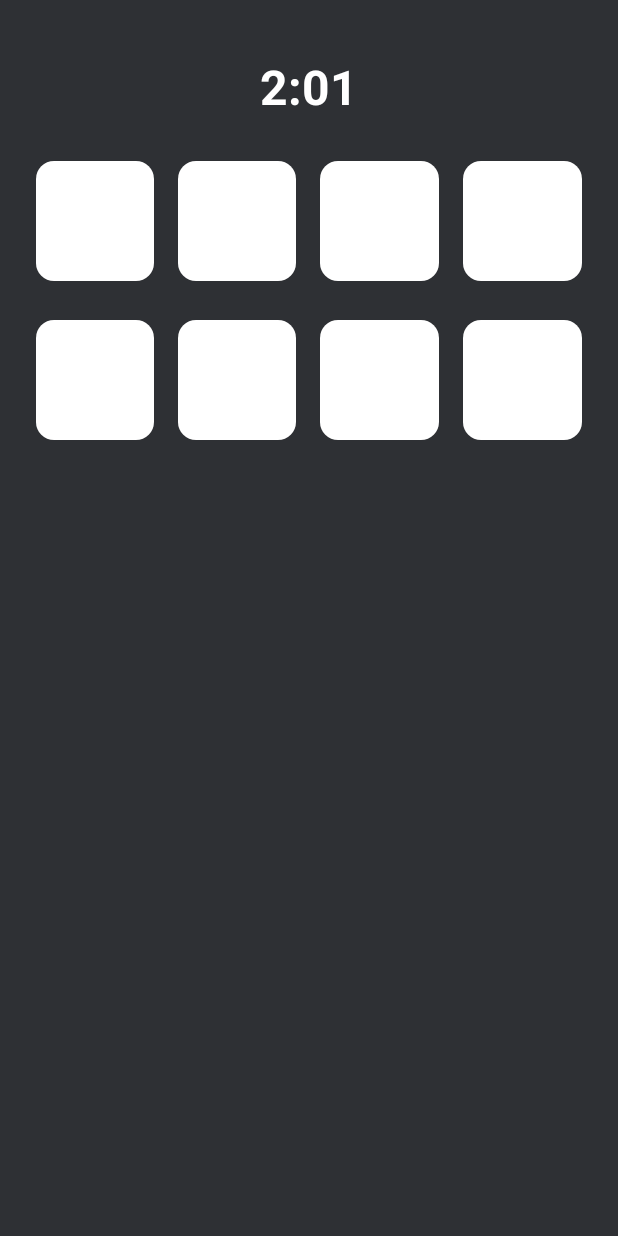
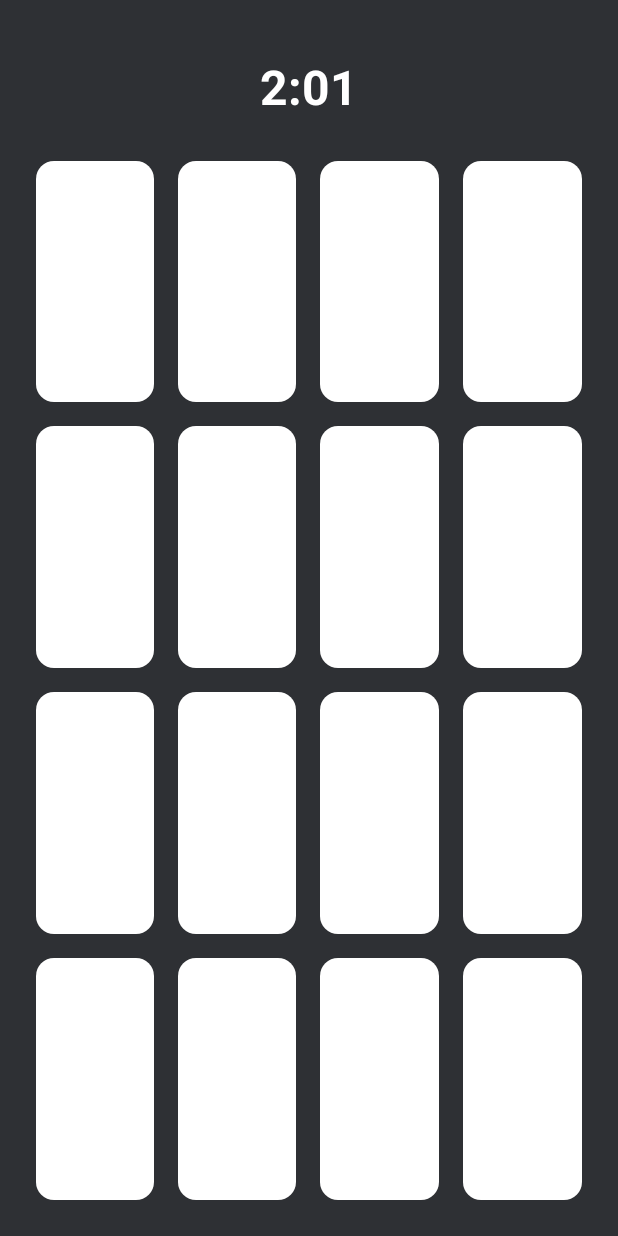
Before and after one commit to Jhayooh/addition_app, an Android app: the layout activity_main.xml on its own in the app's theme, with its tools: preview values and no code run, on a phone screen of 412 x 824 dp. Run offline under Robolectric (Android 15) with nearby library versions, the phone set to English and light mode, and no system bars.

Commit message:
game activity

```diff
--- /dev/null
+++ b/app/src/main/res/drawable/baseline_arrow_back_32.xml
@@ -0,0 +1,5 @@
+<vector android:autoMirrored="true" android:height="32dp"
+    android:tint="#FF8F00" android:viewportHeight="24"
+    android:viewportWidth="24" android:width="32dp" xmlns:android="http://schemas.android.com/apk/res/android">
+    <path android:fillColor="@android:color/white" android:pathData="M20,11H7.83l5.59,-5.59L12,4l-8,8 8,8 1.41,-1.41L7.83,13H20v-2z"/>
+</vector>
--- a/app/src/main/res/layout/activity_main.xml
+++ b/app/src/main/res/layout/activity_main.xml
@@ -22,45 +22,52 @@
         android:layout_marginTop="20dp"/>
 
     <LinearLayout
+        android:layout_width="match_parent"
+        android:layout_height="0dp"
+        android:orientation="vertical"
+        app:layout_constraintBottom_toBottomOf="parent"
+        app:layout_constraintEnd_toEndOf="parent"
+        app:layout_constraintStart_toStartOf="parent"
+        app:layout_constraintTop_toBottomOf="@id/timer">
+
+        <LinearLayout
             android:id="@+id/row1"
             android:layout_width="match_parent"
             android:layout_height="wrap_content"
-        app:layout_constraintEnd_toEndOf="parent"
-        android:layout_marginTop="20dp"
-        app:layout_constraintStart_toStartOf="parent"
-        app:layout_constraintTop_toBottomOf="@id/timer" >
+            android:layout_weight="1"
+            android:layout_marginTop="20dp">
 
             <TextView
                 android:id="@+id/box1_1"
                 android:layout_width="0dp"
-            android:layout_height="80dp"
+                android:layout_height="match_parent"
+                android:layout_margin="8dp"
                 android:layout_weight="1"
-            android:background="@drawable/shape"
-            android:layout_margin="8dp"/>
+                android:background="@drawable/shape" />
 
             <TextView
                 android:id="@+id/box2_1"
                 android:layout_width="0dp"
-            android:layout_height="80dp"
+                android:layout_height="match_parent"
+                android:layout_margin="8dp"
                 android:layout_weight="1"
-            android:layout_margin="8dp"
-            android:background="@drawable/shape"/>
+                android:background="@drawable/shape" />
 
             <TextView
                 android:id="@+id/box3_1"
                 android:layout_width="0dp"
-            android:layout_height="80dp"
+                android:layout_height="match_parent"
+                android:layout_margin="8dp"
                 android:layout_weight="1"
-            android:layout_margin="8dp"
-            android:background="@drawable/shape"/>
+                android:background="@drawable/shape" />
 
             <TextView
                 android:id="@+id/box4_1"
                 android:layout_width="0dp"
-            android:layout_height="80dp"
-            android:background="@drawable/shape"
+                android:layout_height="match_parent"
                 android:layout_margin="8dp"
-            android:layout_weight="1"/>
+                android:layout_weight="1"
+                android:background="@drawable/shape" />
         </LinearLayout>
 
         <LinearLayout
@@ -68,41 +75,128 @@
             android:layout_width="match_parent"
             android:layout_height="wrap_content"
             app:layout_constraintEnd_toEndOf="parent"
-        android:layout_marginTop="10dp"
+            android:layout_weight="1"
             app:layout_constraintStart_toStartOf="parent"
-        app:layout_constraintTop_toBottomOf="@id/row1" >
+            app:layout_constraintTop_toBottomOf="@id/row1">
 
             <TextView
                 android:id="@+id/box1_2"
                 android:layout_width="0dp"
-            android:layout_height="80dp"
+                android:layout_height="match_parent"
+                android:layout_margin="8dp"
                 android:layout_weight="1"
-            android:background="@drawable/shape"
-            android:layout_margin="8dp"/>
+                android:background="@drawable/shape" />
 
             <TextView
                 android:id="@+id/box2_2"
                 android:layout_width="0dp"
-            android:layout_height="80dp"
+                android:layout_height="match_parent"
+                android:layout_margin="8dp"
                 android:layout_weight="1"
-            android:layout_margin="8dp"
-            android:background="@drawable/shape"/>
+                android:background="@drawable/shape" />
 
             <TextView
                 android:id="@+id/box3_2"
                 android:layout_width="0dp"
-            android:layout_height="80dp"
+                android:layout_height="match_parent"
+                android:layout_margin="8dp"
                 android:layout_weight="1"
-            android:layout_margin="8dp"
-            android:background="@drawable/shape"/>
+                android:background="@drawable/shape" />
 
             <TextView
                 android:id="@+id/box4_2"
                 android:layout_width="0dp"
-            android:layout_height="80dp"
-            android:background="@drawable/shape"
+                android:layout_height="match_parent"
                 android:layout_margin="8dp"
-            android:layout_weight="1"/>
+                android:layout_weight="1"
+                android:background="@drawable/shape" />
         </LinearLayout>
 
+        <LinearLayout
+            android:id="@+id/row3"
+            android:layout_width="match_parent"
+            android:layout_height="wrap_content"
+            android:layout_weight="1"
+            app:layout_constraintEnd_toEndOf="parent"
+            app:layout_constraintStart_toStartOf="parent"
+            app:layout_constraintTop_toBottomOf="@id/row2">
+
+            <TextView
+                android:id="@+id/box1_3"
+                android:layout_width="0dp"
+                android:layout_height="match_parent"
+                android:layout_margin="8dp"
+                android:layout_weight="1"
+                android:background="@drawable/shape" />
+
+            <TextView
+                android:id="@+id/box2_3"
+                android:layout_width="0dp"
+                android:layout_height="match_parent"
+                android:layout_margin="8dp"
+                android:layout_weight="1"
+                android:background="@drawable/shape" />
+
+            <TextView
+                android:id="@+id/box3_3"
+                android:layout_width="0dp"
+                android:layout_height="match_parent"
+                android:layout_margin="8dp"
+                android:layout_weight="1"
+                android:background="@drawable/shape" />
+
+            <TextView
+                android:id="@+id/box4_3"
+                android:layout_width="0dp"
+                android:layout_height="match_parent"
+                android:layout_margin="8dp"
+                android:layout_weight="1"
+                android:background="@drawable/shape" />
+        </LinearLayout>
+
+        <LinearLayout
+            android:id="@+id/row4"
+            android:layout_width="match_parent"
+            android:layout_height="wrap_content"
+            android:layout_weight="1"
+            app:layout_constraintEnd_toEndOf="parent"
+            app:layout_constraintStart_toStartOf="parent"
+            app:layout_constraintTop_toBottomOf="@id/row3">
+
+            <TextView
+                android:id="@+id/box1_4"
+                android:layout_width="0dp"
+                android:layout_height="match_parent"
+                android:layout_margin="8dp"
+                android:layout_weight="1"
+                android:background="@drawable/shape" />
+
+            <TextView
+                android:id="@+id/box2_4"
+                android:layout_width="0dp"
+                android:layout_height="match_parent"
+                android:layout_margin="8dp"
+                android:layout_weight="1"
+                android:background="@drawable/shape" />
+
+            <TextView
+                android:id="@+id/box3_4"
+                android:layout_width="0dp"
+                android:layout_height="match_parent"
+                android:layout_margin="8dp"
+                android:layout_weight="1"
+                android:background="@drawable/shape" />
+
+            <TextView
+                android:id="@+id/box4_4"
+                android:layout_width="0dp"
+                android:layout_height="match_parent"
+                android:layout_margin="8dp"
+                android:layout_weight="1"
+                android:background="@drawable/shape" />
+        </LinearLayout>
+    </LinearLayout>
+
+
+
 </androidx.constraintlayout.widget.ConstraintLayout>
--- a/app/src/main/res/values-night/themes.xml
+++ b/app/src/main/res/values-night/themes.xml
@@ -1,6 +1,6 @@
 <resources xmlns:tools="http://schemas.android.com/tools">
     <!-- Base application theme. -->
-    <style name="Theme.AdditionTable" parent="Theme.MaterialComponents.DayNight.DarkActionBar">
+    <style name="Theme.AdditionTable" parent="Theme.AppCompat.DayNight.NoActionBar">
         <!-- Primary brand color. -->
         <item name="colorPrimary">@color/purple_200</item>
         <item name="colorPrimaryVariant">@color/purple_700</item>
--- a/app/src/main/res/values/themes.xml
+++ b/app/src/main/res/values/themes.xml
@@ -1,6 +1,6 @@
 <resources xmlns:tools="http://schemas.android.com/tools">
     <!-- Base application theme. -->
-    <style name="Theme.AdditionTable" parent="Theme.MaterialComponents.DayNight.DarkActionBar">
+    <style name="Theme.AdditionTable" parent="Theme.AppCompat.Light.NoActionBar">
         <!-- Primary brand color. -->
         <item name="colorPrimary">@color/purple_500</item>
         <item name="colorPrimaryVariant">@color/purple_700</item>
```
Lines whose indentation alone changed are shown as unchanged.
